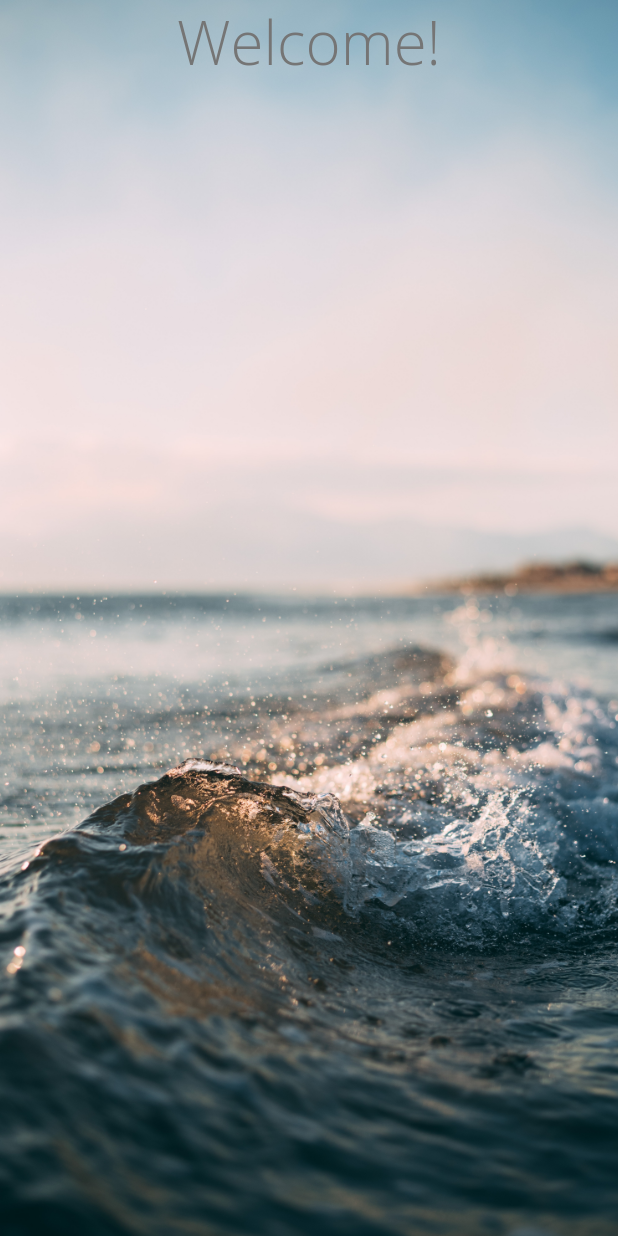
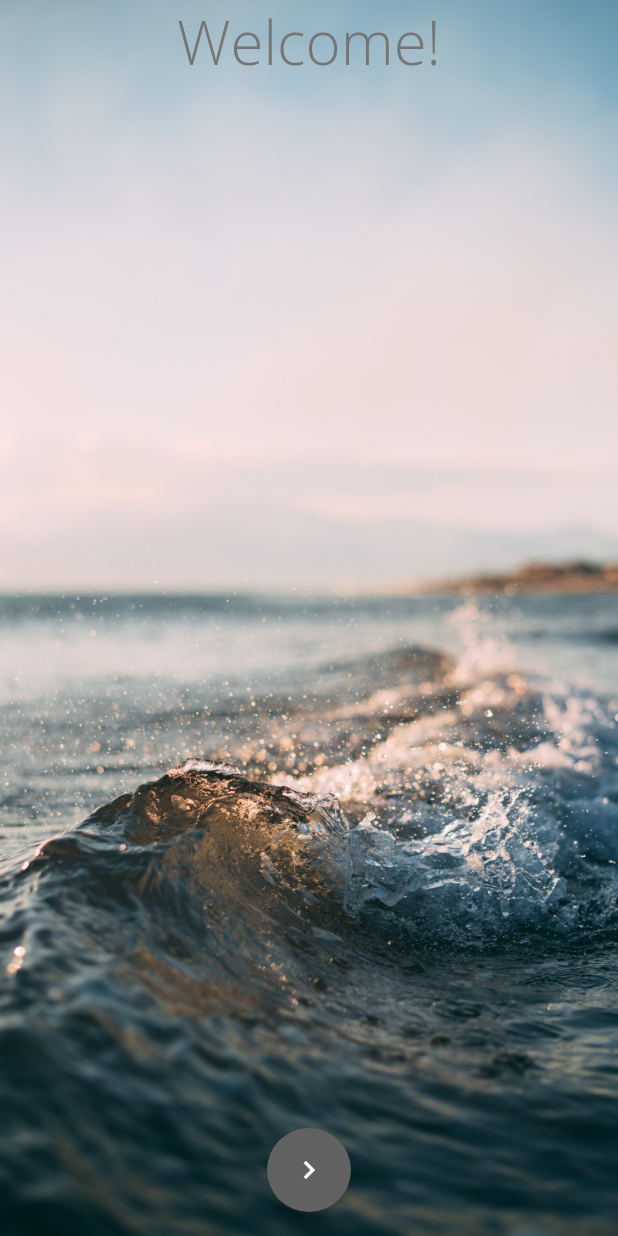
Before and after one commit to Ashilesh/Money_control, a Flutter app: the screen it shows after launch, on a phone screen of 412 x 824 dp. Run offline on Flutter 3.47's test engine with Material 2 defaults, Android fonts, the phone set to English and light mode, and no system bars.

Commit message:
added navigation next changed code of rows and column for Welcome

```diff
--- a/lib/welcome.dart
+++ b/lib/welcome.dart
@@ -9,33 +9,48 @@ class MyApp extends StatelessWidget {
   @override
   Widget build(BuildContext context) {
     return MaterialApp(
-        home: Material(
-          //if material is not root then we get yellow lines under Text
 
-          child: Container(
+        home: Scaffold(
+          floatingActionButtonLocation: FloatingActionButtonLocation.centerFloat,
+
+          floatingActionButton: FloatingActionButton(
+           onPressed: null,
+           backgroundColor: Colors.grey[700],
+           foregroundColor: Colors.grey[50],
+              child: Icon(
+                Icons.navigate_next,
+              ),
+           ),
+
+             body: Container(
+
                decoration: BoxDecoration(
                   image: DecorationImage(
                     image: AssetImage('assets/photos/beach_2.jpg'),
                   fit: BoxFit.cover)),
                 child: SafeArea(
                   child: Column(
-                  mainAxisAlignment: MainAxisAlignment.center,
+                      mainAxisAlignment: MainAxisAlignment.start,
+                      children: <Widget>[
+
+                        Row(
                            children: <Widget>[
                              Expanded(
                                child: Text(
                                  'Welcome!',
+                                 textAlign: TextAlign.center,
                                  style: TextStyle(
                                      fontSize: 40,
                                      color: Colors.grey[600],
-                            fontFamily: "OpenSans"
-                        ),
+                                     fontFamily: "OpenSans"),
                                ),
                              )
                            ],
+                         )
+
+              ],
             ),
-              )
-          ),
-        )
-    );
+          )),
+    ));
   }
 }
```
Also changed, not shown: 1 other file. Lines whose indentation alone changed are shown as unchanged.
